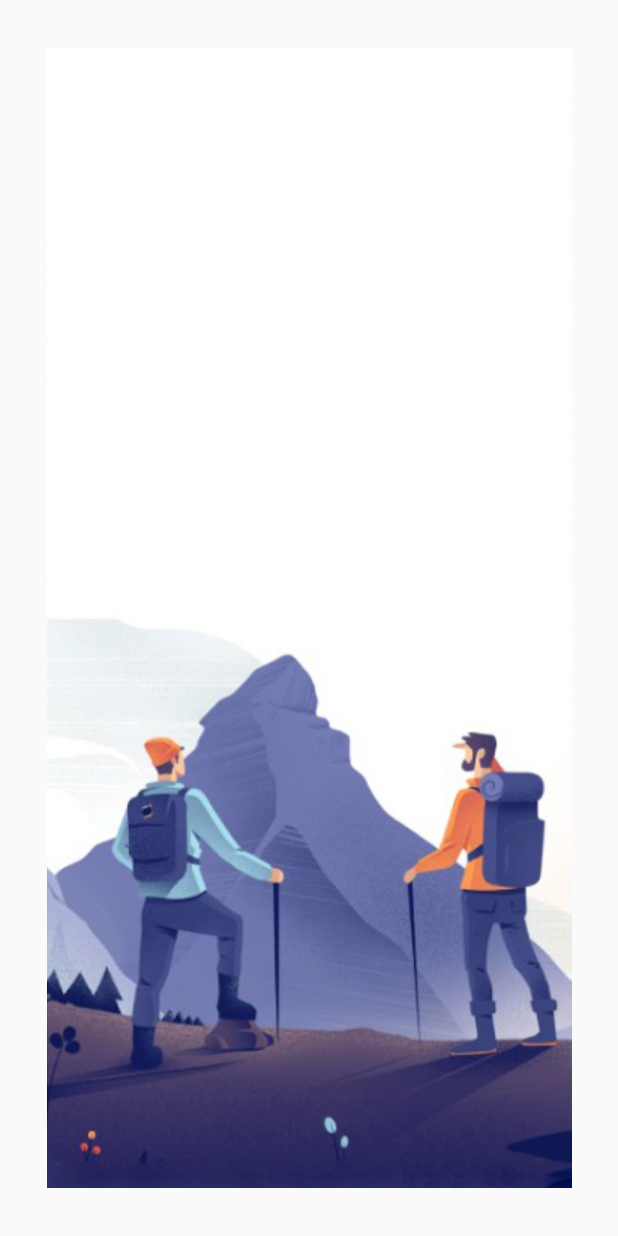
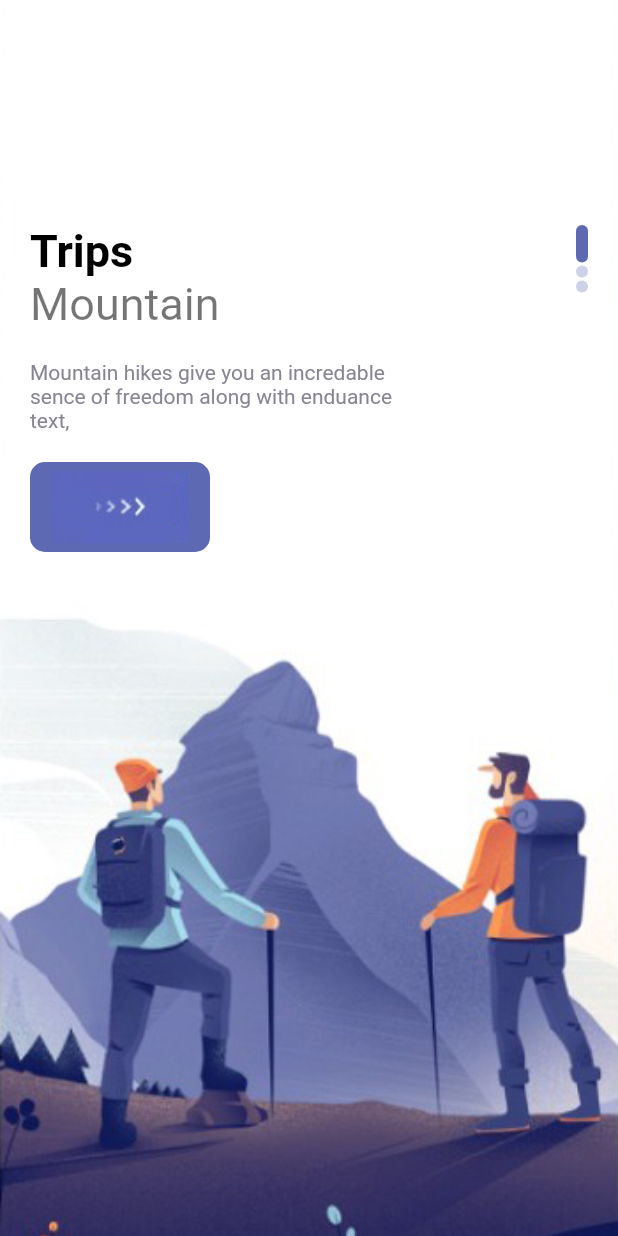
Before and after one commit to saymanrifat/flutter_project_app, a Flutter app: the screen it shows after launch, on a phone screen of 412 x 824 dp. Run offline on Flutter 3.47's test engine with Material 2 defaults, Android fonts, the phone set to English and light mode, and no system bars.

Commit message:
Welcome Screen Done

```diff
--- /dev/null
+++ b/lib/misc/colors.dart
@@ -0,0 +1,11 @@
+import 'dart:ui';
+
+class AppColors{
+  static final Color textColor1= Color(0xFF989acd);
+  static final Color textColor2 = Color(0xFF878593);
+  static final Color bigTextColor=Color(0xFF2e2e31);
+  static final Color mainColor= Color(0xFF5d69b3);
+  static final Color starColor = Color(0xFFe7bb4e);
+  static final Color mainTextColor = Color(0xFFababad);
+  static final Color buttonBackground = Color(0xFFf1f1f9);
+}
--- a/lib/pages/welcome_page.dart
+++ b/lib/pages/welcome_page.dart
@@ -1,4 +1,8 @@
 import 'package:flutter/material.dart';
+import 'package:flutter_project_app/misc/colors.dart';
+import 'package:flutter_project_app/widgets/app_large_text.dart';
+import 'package:flutter_project_app/widgets/app_text.dart';
+import 'package:flutter_project_app/widgets/responsive_button.dart';
 
 class WelcomePage extends StatefulWidget {
   const WelcomePage({super.key});
@@ -24,8 +28,64 @@ class _WelcomePageState extends State<WelcomePage> {
             width: double.maxFinite,
             height: double.maxFinite,
             decoration: BoxDecoration(
-                image:
-                    DecorationImage(image: AssetImage('img/${images[index]}'))),
+              image: DecorationImage(
+                  image: AssetImage('img/${images[index]}'), fit: BoxFit.cover),
+            ),
+            child: Container(
+              margin: const EdgeInsets.only(top: 150, left: 20, right: 20),
+              child: Row(
+                mainAxisAlignment: MainAxisAlignment.spaceBetween,
+                children: [
+                  Column(
+                    crossAxisAlignment: CrossAxisAlignment.start,
+                    children: [
+                      AppLargeText(
+                        text: "Trips",
+                      ),
+                      AppText(
+                        text: 'Mountain',
+                        size: 30,
+                      ),
+                      SizedBox(
+                        height: 20,
+                      ),
+                      Container(
+                        width: 250,
+                        child: AppText(
+                          text:
+                              "Mountain hikes give you an incredable sence of freedom along with enduance text,",
+                          color: AppColors.textColor2,
+                          size: 14,
+                        ),
+                      ),
+                      SizedBox(
+                        height: 20,
+                      ),
+                      ResponsiveButton(
+                        width: 120,
+                      ),
+                    ],
+                  ),
+                  Column(
+                    children: List.generate(
+                      3,
+                      (indexSlider) {
+                        return Container(
+                          margin: EdgeInsets.only(bottom: 2),
+                          width: 8,
+                          height: index == indexSlider ? 25 : 8,
+                          decoration: BoxDecoration(
+                              borderRadius: BorderRadius.circular(8),
+                              color: index == indexSlider
+                                  ? AppColors.mainColor
+                                  : AppColors.mainColor.withOpacity(0.3)),
+                        );
+                      },
+                    ),
+                  )
+                ],
+              ),
+            ),
           );
         },
       ),
--- /dev/null
+++ b/lib/widgets/app_large_text.dart
@@ -0,0 +1,25 @@
+import 'package:flutter/material.dart';
+
+class AppLargeText extends StatelessWidget {
+  double size;
+  final String text;
+  final Color color;
+  AppLargeText({
+    super.key,
+    this.size = 30,
+    required this.text,
+    this.color = Colors.black,
+  });
+
+  @override
+  Widget build(BuildContext context) {
+    return Text(
+      text,
+      style: TextStyle(
+        color: color,
+        fontSize: size,
+        fontWeight: FontWeight.bold,
+      ),
+    );
+  }
+}
--- /dev/null
+++ b/lib/widgets/app_text.dart
@@ -0,0 +1,24 @@
+import 'package:flutter/material.dart';
+
+class AppText extends StatelessWidget {
+  double size;
+  final String text;
+  final Color color;
+  AppText({
+    super.key,
+    this.size = 16,
+    required this.text,
+    this.color = Colors.black54,
+  });
+
+  @override
+  Widget build(BuildContext context) {
+    return Text(
+      text,
+      style: TextStyle(
+        color: color,
+        fontSize: size,
+      ),
+    );
+  }
+}
--- /dev/null
+++ b/lib/widgets/responsive_button.dart
@@ -0,0 +1,27 @@
+import 'package:flutter/material.dart';
+import 'package:flutter_project_app/misc/colors.dart';
+
+class ResponsiveButton extends StatelessWidget {
+  bool? isResponsive;
+  double? width;
+
+  ResponsiveButton({super.key, this.width, this.isResponsive = false});
+
+  @override
+  Widget build(BuildContext context) {
+    return Container(
+      width: width,
+      height: 60,
+      decoration: BoxDecoration(
+        borderRadius: BorderRadius.circular(10),
+        color: AppColors.mainColor,
+      ),
+      child: Row(
+        mainAxisAlignment: MainAxisAlignment.center,
+        children: [
+          Image.asset('img/button-one.png'),
+        ],
+      ),
+    );
+  }
+}
```
